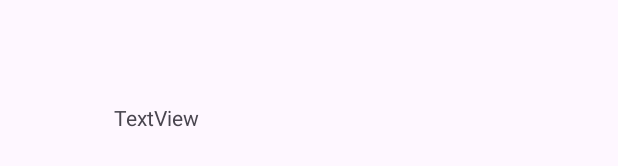
After one commit to sireenmoed/SimpleRecyclerView, an Android app: the layout data_row.xml on its own in the app's theme, with its tools: preview values and no code run, on a phone screen of 412 x 824 dp. The commit adds this screen. Shown: the part 181-347 px from the top of the screen. Run offline under Robolectric (Android 15) with nearby library versions, the phone set to English and light mode, and no system bars.

Commit message:
initial commit

```diff
--- a/app/build.gradle.kts
+++ b/app/build.gradle.kts
@@ -38,6 +38,7 @@ dependencies {
     implementation(libs.material)
     implementation(libs.activity)
     implementation(libs.constraintlayout)
+    implementation(libs.recyclerview)
     testImplementation(libs.junit)
     androidTestImplementation(libs.ext.junit)
     androidTestImplementation(libs.espresso.core)
--- /dev/null
+++ b/app/src/main/res/layout/data_row.xml
@@ -0,0 +1,30 @@
+<?xml version="1.0" encoding="utf-8"?>
+<LinearLayout xmlns:android="http://schemas.android.com/apk/res/android"
+    xmlns:app="http://schemas.android.com/apk/res-auto"
+    xmlns:tools="http://schemas.android.com/tools"
+    android:layout_width="match_parent"
+    android:layout_height="match_parent">
+
+    <androidx.constraintlayout.widget.ConstraintLayout
+        android:layout_width="match_parent"
+        android:layout_height="match_parent"
+        android:layout_weight="1">
+
+        <TextView
+            android:id="@+id/tvFirstNameRow"
+            android:layout_width="238dp"
+            android:layout_height="161dp"
+            android:layout_marginStart="75dp"
+            android:layout_marginTop="143dp"
+            android:layout_marginEnd="98dp"
+            android:layout_marginBottom="427dp"
+            android:layout_weight="1"
+            android:text="TextView"
+            app:layout_constraintBottom_toBottomOf="parent"
+            app:layout_constraintEnd_toEndOf="parent"
+            app:layout_constraintStart_toStartOf="parent"
+            app:layout_constraintTop_toTopOf="parent"
+            tools:ignore="MissingConstraints" />
+    </androidx.constraintlayout.widget.ConstraintLayout>
+
+</LinearLayout>
--- a/gradle/libs.versions.toml
+++ b/gradle/libs.versions.toml
@@ -7,6 +7,7 @@ appcompat = "1.6.1"
 material = "1.10.0"
 activity = "1.8.0"
 constraintlayout = "2.1.4"
+recyclerview = "1.4.0"
 
 [libraries]
 junit = { group = "junit", name = "junit", version.ref = "junit" }
@@ -16,6 +17,7 @@ appcompat = { group = "androidx.appcompat", name = "appcompat", version.ref = "a
 material = { group = "com.google.android.material", name = "material", version.ref = "material" }
 activity = { group = "androidx.activity", name = "activity", version.ref = "activity" }
 constraintlayout = { group = "androidx.constraintlayout", name = "constraintlayout", version.ref = "constraintlayout" }
+recyclerview = { group = "androidx.recyclerview", name = "recyclerview", version.ref = "recyclerview" }
 
 [plugins]
 android-application = { id = "com.android.application", version.ref = "agp" }
```
Also changed, not shown: app/src/main/java/com/example/simplerecyclerview/MainActivity.java (+19 -0 lines), app/src/main/java/com/example/simplerecyclerview/MyAdapter.java (+18 -1 lines), app/src/main/res/layout/activity_main.xml (+19 -8 lines).
